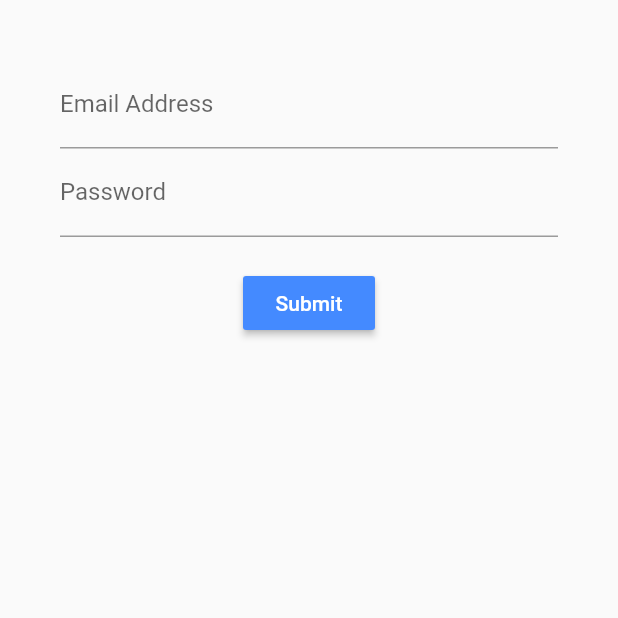
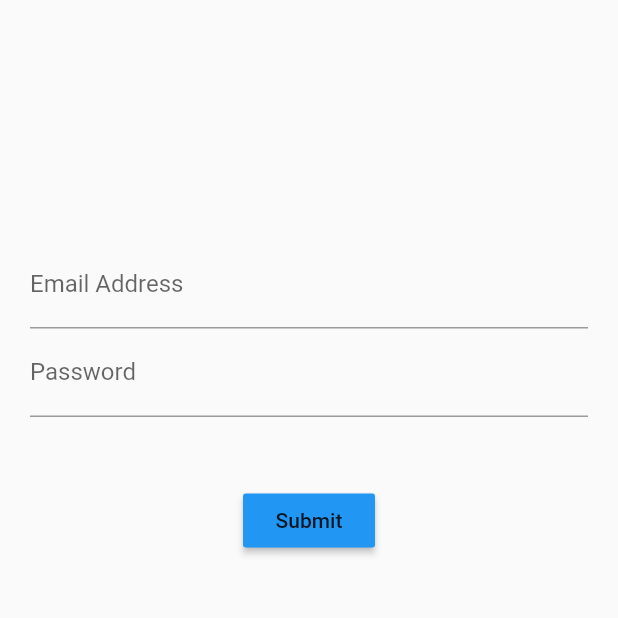
Before and after one commit to abdulmuneer22/flutter_playground, a Flutter app: the screen it shows after launch, on a phone screen of 412 x 824 dp, the top half of it. Run offline on Flutter 3.47's test engine with Material 2 defaults, Android fonts, the phone set to English and light mode, and no system bars.

```diff
--- a/lib/src/app.dart
+++ b/lib/src/app.dart
@@ -1,11 +1,12 @@
 import 'package:flutter/material.dart';
-import 'screens/login_screen.dart';
+import 'package:flutter_app/src/screens/login_screen.dart';
+
 
 class App extends StatelessWidget {
   @override
   Widget build(BuildContext context) {
     return MaterialApp(
-      title: 'Log-me in',
+      title: 'Log-me in BLOC',
       home: Scaffold(
         body: LoginScreen(),
       ),
--- /dev/null
+++ b/lib/src/blocs/bloc.dart
@@ -0,0 +1,27 @@
+import 'dart:async'; // for stream controllers
+import 'validators.dart';
+
+// will have two stream controllers ,
+// one for email and one for password
+
+// to add a mixin , base class needs to extend a class
+class Bloc extends Validators {
+  final _email = StreamController<String>();
+  final _password = StreamController<String>();
+
+  // add data to stream
+  Stream<String> get email => _email.stream.transform(validateEmail);
+  Stream<String> get password=> _password.stream.transform(validatePassword);
+
+  //change data
+  Function get changeEmail => _email.sink.add;
+  Function get changePassword => _password.sink.add;
+  // call this method , when we are done with these streams
+  dispose() {
+    _email.close();
+    _password.close();
+  }
+}
+
+
+final bloc = Bloc();
--- a/lib/src/screens/login_screen.dart
+++ b/lib/src/screens/login_screen.dart
@@ -1,89 +1,62 @@
 import 'package:flutter/material.dart';
+import 'package:flutter_app/src/blocs/bloc.dart';
 
-class LoginScreen extends StatefulWidget {
-  @override
-  State<StatefulWidget> createState() {
-    return new LoginScreenState();
-  }
-}
-
-class LoginScreenState extends State<LoginScreen> {
-  final formKey = GlobalKey<FormState>();
-  String email = '';
-  String password = '';
-
+class LoginScreen extends StatelessWidget {
   @override
   Widget build(BuildContext context) {
     return Container(
-      padding: EdgeInsets.all(20.0),
-      margin: EdgeInsets.all(20.0),
-      child: Form(
-        key: formKey,
+      margin: EdgeInsets.all(20.00),
+      padding: EdgeInsets.only(top: 140.00),
       child: Column(
         children: <Widget>[
-            emailField(),
+          emailField(bloc),
           passwordField(),
           Container(
-              padding: EdgeInsets.only(bottom: 20.00),
+            margin: EdgeInsets.only(bottom: 20.0, top: 25.00),
           ),
-            submitButton(),
+          submitButton()
         ],
-        ),
       ),
     );
   }
 
-  Widget emailField() {
-    return TextFormField(
+  Widget emailField(Bloc bloc) {
+    return StreamBuilder(
+      stream: bloc.email,
+      builder: (context, snapshot) {
+        return TextField(
+          keyboardType: TextInputType.emailAddress,
+          onChanged: bloc.changeEmail, // action to be called on email change
           decoration: InputDecoration(
-          labelText: 'Email Address', hintText: 'you@example.com'),
-      keyboardType: TextInputType.emailAddress,
-      validator: (String value) {
-        var error;
-        error = null;
-        if (!value.contains('@')) {
-          error = 'Please enter a valid email';
-        }
-        return error;
-      },
-      onSaved: (String value) {
-        email = value;
+              hintText: 'you@example.com',
+              labelText: "Email Address",
+              errorText: snapshot.error),
+        );
       },
     );
   }
 
   Widget passwordField() {
-    return TextFormField(
-      decoration: InputDecoration(labelText: 'Password', hintText: 'Password'),
-      obscureText: true, // more like secureTextEntry in RN
-      validator: (String value) {
-        var error;
-        error = null;
-        if (!value.contains('@')) {
-          error = 'Please enter a valid password';
-        } else if (value.length < 4) {
-          error = 'Password length cannot be less than 4 chars';
-        }
-        return error;
-      },
-      onSaved: (String value) {
-        password = value;
+    return StreamBuilder(
+      stream: bloc.password,
+      builder: (context, snapshot) {
+        return TextField(
+          onChanged: bloc.changePassword,
+          obscureText: true,
+          decoration: InputDecoration(
+              hintText: 'Password',
+              labelText: 'Password',
+              errorText: snapshot.error),
+        );
       },
     );
   }
 
   Widget submitButton() {
     return RaisedButton(
-        child: Text(
-          'Submit',
-          style: TextStyle(color: Colors.white),
-        ),
-        color: Colors.blueAccent,
-        onPressed: () {
-          if (formKey.currentState.validate()) {
-            formKey.currentState.save();
-
-          }
-        });
+      child: Text("Submit"),
+      color: Colors.blue,
+      onPressed: () {},
+    );
   }
 }
```
Also changed, not shown: lib/src/blocs/validators.dart (added, +21 -0 lines). Lines whose indentation alone changed are shown as unchanged.
